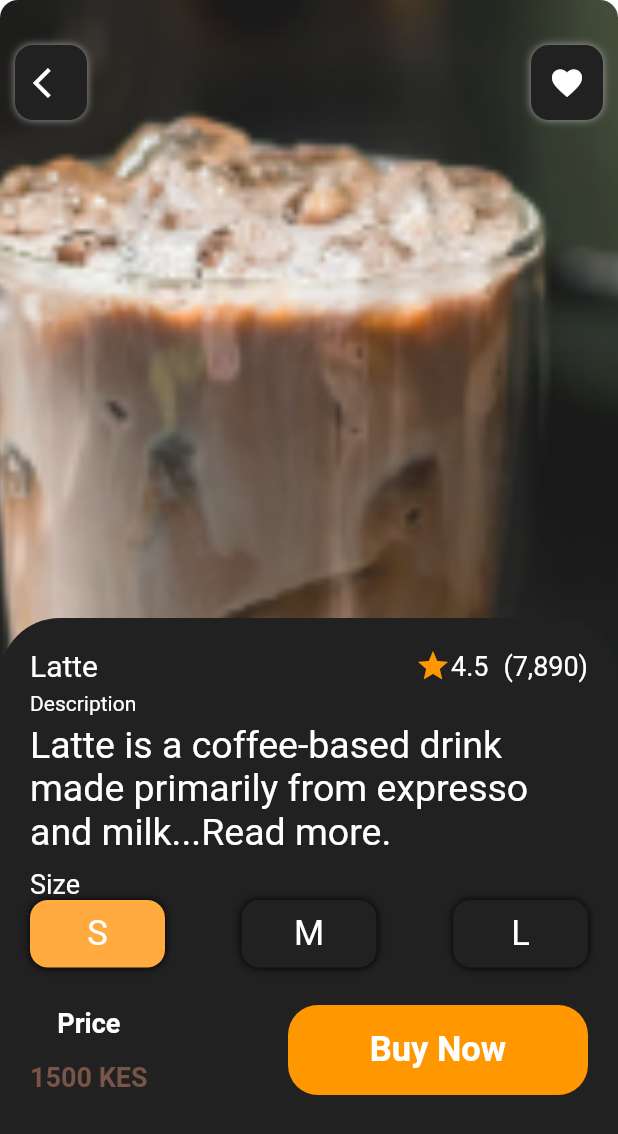
After one commit to RealElvince/coffee-app-dribbble-ui, a Flutter app: the screen it shows after launch, after a tap on "Latte", on a phone screen of 412 x 824 dp. The commit adds this screen. Shown: the top 1134 px of the screen. Run offline on Flutter 3.47's test engine with Material 2 defaults, Android fonts, the light colour scheme and no system bars; our stand-ins replace google_fonts.

Commit message:
second commit

```diff
--- /dev/null
+++ b/lib/screens/description_screen.dart
@@ -0,0 +1,31 @@
+import 'package:coffeedribbleapp/widgets/product_appbar.dart';
+import 'package:coffeedribbleapp/widgets/product_bottombar.dart';
+import 'package:flutter/material.dart';
+
+class DescriptionScreen extends StatelessWidget {
+  const DescriptionScreen({super.key});
+
+  @override
+  Widget build(BuildContext context) {
+    return Container(
+      // margin: const EdgeInsets.all(20.0),
+      decoration: BoxDecoration(
+        borderRadius: BorderRadius.circular(12.0),
+        image: const DecorationImage(
+            image: AssetImage(
+              'images/latte.png',
+            ),
+            fit: BoxFit.cover,
+            opacity: 0.9),
+      ),
+      child: const Scaffold(
+        backgroundColor: Colors.transparent,
+        appBar: PreferredSize(
+          preferredSize: Size.fromHeight(90.0),
+          child: ProductAppBar(),
+        ),
+        bottomNavigationBar: ProductBottomBar(),
+      ),
+    );
+  }
+}
--- a/lib/screens/home_screen.dart
+++ b/lib/screens/home_screen.dart
@@ -1,3 +1,4 @@
+import 'package:coffeedribbleapp/screens/description_screen.dart';
 import 'package:coffeedribbleapp/utilities/coffee_tile.dart';
 import 'package:coffeedribbleapp/utilities/coffee_type.dart';
 import 'package:coffeedribbleapp/widgets/custom_appbar.dart';
@@ -103,19 +104,37 @@ class _HomeScreenState extends State<HomeScreen> {
           Expanded(
             child: ListView(
               scrollDirection: Axis.horizontal,
-              children: const [
+              children: [
                 //Latte
-                CoffeeTile(
+                GestureDetector(
+                  onTap: () {
+                    Navigator.push(
+                        context,
+                        MaterialPageRoute(
+                          builder: (context) => const DescriptionScreen(),
+                        ));
+                  },
+                  child: const CoffeeTile(
                       coffeeImagePath: 'images/latte.png',
                       coffeeName: 'Latte',
                       coffeePrice: '1500 KES'),
+                ),
                 // Cappucino
-                CoffeeTile(
+                GestureDetector(
+                  onTap: () {
+                    Navigator.push(
+                        context,
+                        MaterialPageRoute(
+                          builder: (context) => const DescriptionScreen(),
+                        ));
+                  },
+                  child: const CoffeeTile(
                       coffeeImagePath: 'images/java.png',
                       coffeeName: 'Cappucino',
                       coffeePrice: '1700 KES'),
+                ),
                 // Expresso
-                CoffeeTile(
+                const CoffeeTile(
                     coffeeImagePath: 'images/image1.png',
                     coffeeName: 'Expresso',
                     coffeePrice: '2000 KES'),
--- /dev/null
+++ b/lib/widgets/product_appbar.dart
@@ -0,0 +1,45 @@
+import 'package:flutter/material.dart';
+
+class ProductAppBar extends StatelessWidget {
+  const ProductAppBar({super.key});
+
+  @override
+  Widget build(BuildContext context) {
+    return Row(
+      mainAxisAlignment: MainAxisAlignment.spaceBetween,
+      children: [
+        // Back Arrrow Button
+        Container(
+          margin: const EdgeInsets.only(top: 30.0, left: 10.0),
+          padding: const EdgeInsets.all(12.0),
+          height: 50.0,
+          decoration: BoxDecoration(
+              color: Colors.grey[900],
+              borderRadius: BorderRadius.circular(12.0),
+              boxShadow: const [
+                BoxShadow(blurRadius: 4.0, color: Colors.grey)
+              ]),
+          child: const Icon(Icons.arrow_back_ios),
+        ),
+        // favorite drink
+        InkWell(
+          // onTap: () {
+          //   Navigator.pop(context);
+          // },
+          child: Container(
+            margin: const EdgeInsets.only(top: 30.0, right: 10.0),
+            padding: const EdgeInsets.all(12.0),
+            height: 50.0,
+            decoration: BoxDecoration(
+                color: Colors.grey[900],
+                borderRadius: BorderRadius.circular(12.0),
+                boxShadow: const [
+                  BoxShadow(blurRadius: 4.0, color: Colors.grey)
+                ]),
+            child: const Icon(Icons.favorite),
+          ),
+        ),
+      ],
+    );
+  }
+}
--- /dev/null
+++ b/lib/widgets/product_bottombar.dart
@@ -0,0 +1,164 @@
+import 'package:flutter/material.dart';
+
+class ProductBottomBar extends StatelessWidget {
+  const ProductBottomBar({super.key});
+
+  @override
+  Widget build(BuildContext context) {
+    return Container(
+      height: MediaQuery.of(context).size.height / 2,
+      padding: const EdgeInsets.only(left: 20.0, right: 20.0, top: 20.0),
+      decoration: BoxDecoration(
+        color: Colors.grey[900],
+        borderRadius: const BorderRadius.only(
+          topLeft: Radius.circular(40.0),
+          topRight: Radius.circular(40.0),
+        ),
+      ),
+      child: Column(
+        crossAxisAlignment: CrossAxisAlignment.start,
+        children: [
+          Row(
+            mainAxisAlignment: MainAxisAlignment.spaceBetween,
+            children: [
+              const Text(
+                'Latte',
+                style: TextStyle(fontSize: 20.0),
+              ),
+              Row(
+                children: const [
+                  Icon(
+                    Icons.star,
+                    color: Colors.orange,
+                  ),
+                  Text(
+                    '4.5',
+                    style: TextStyle(fontSize: 18.0),
+                  ),
+                  SizedBox(
+                    width: 10.0,
+                  ),
+                  Text(
+                    '(7,890)',
+                    style: TextStyle(fontSize: 18.0),
+                  )
+                ],
+              ),
+            ],
+          ),
+          const SizedBox(
+            height: 5.0,
+          ),
+          const Text('Description'),
+          const SizedBox(
+            height: 5.0,
+          ),
+          const Text(
+            'Latte is a coffee-based drink made primarily from expresso and milk...Read more.',
+            style: TextStyle(fontSize: 25.0),
+          ),
+          const SizedBox(
+            height: 10.0,
+          ),
+          const Text(
+            'Size',
+            style: TextStyle(fontSize: 18.0),
+          ),
+          Row(
+            mainAxisAlignment: MainAxisAlignment.spaceBetween,
+            children: [
+              //S
+              Container(
+                alignment: Alignment.center,
+                height: 45.0,
+                width: 90.0,
+                decoration: BoxDecoration(
+                    color: Colors.orangeAccent,
+                    borderRadius: BorderRadius.circular(12.0),
+                    boxShadow: const [
+                      BoxShadow(
+                        blurRadius: 4.0,
+                      )
+                    ]),
+                child: const Text('S', style: TextStyle(fontSize: 23.0)),
+              ),
+              //M
+              Container(
+                alignment: Alignment.center,
+                height: 45.0,
+                width: 90.0,
+                decoration: BoxDecoration(
+                    color: Colors.grey[900],
+                    borderRadius: BorderRadius.circular(12.0),
+                    boxShadow: const [
+                      BoxShadow(
+                        blurRadius: 4.0,
+                      )
+                    ]),
+                child: const Text('M', style: TextStyle(fontSize: 23.0)),
+              ),
+              //L
+              Container(
+                alignment: Alignment.center,
+                height: 45.0,
+                width: 90.0,
+                decoration: BoxDecoration(
+                    color: Colors.grey[900],
+                    borderRadius: BorderRadius.circular(12.0),
+                    boxShadow: const [
+                      BoxShadow(
+                        blurRadius: 4.0,
+                      )
+                    ]),
+                child: const Text('L', style: TextStyle(fontSize: 23.0)),
+              ),
+            ],
+          ),
+          const SizedBox(
+            height: 25.0,
+          ),
+          Row(
+            mainAxisAlignment: MainAxisAlignment.spaceBetween,
+            children: [
+              Column(
+                children: const [
+                  Text(
+                    'Price',
+                    style:
+                        TextStyle(fontSize: 18.0, fontWeight: FontWeight.bold),
+                  ),
+                  SizedBox(
+                    height: 15.0,
+                  ),
+                  Text(
+                    '1500 KES',
+                    style: TextStyle(
+                        fontSize: 18.0,
+                        fontWeight: FontWeight.bold,
+                        color: Colors.brown),
+                  ),
+                ],
+              ),
+              const SizedBox(
+                width: 12.0,
+              ),
+              Container(
+                alignment: Alignment.center,
+                height: 60.0,
+                width: 200.0,
+                decoration: BoxDecoration(
+                  color: Colors.orange,
+                  borderRadius: BorderRadius.circular(20.0),
+                ),
+                child: const Text(
+                  'Buy Now',
+                  style: TextStyle(fontSize: 23.0, fontWeight: FontWeight.bold),
+                ),
+              )
+            ],
+          )
+        ],
+      ),
+    );
+  }
+}
```
Lines whose indentation alone changed are shown as unchanged.
